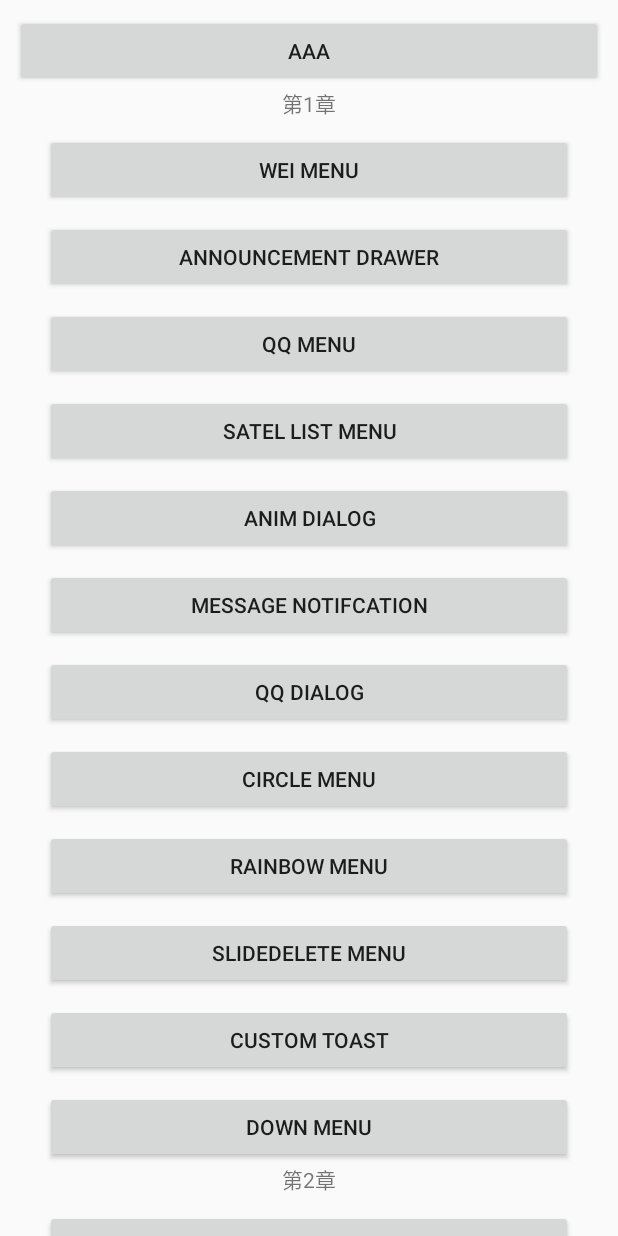
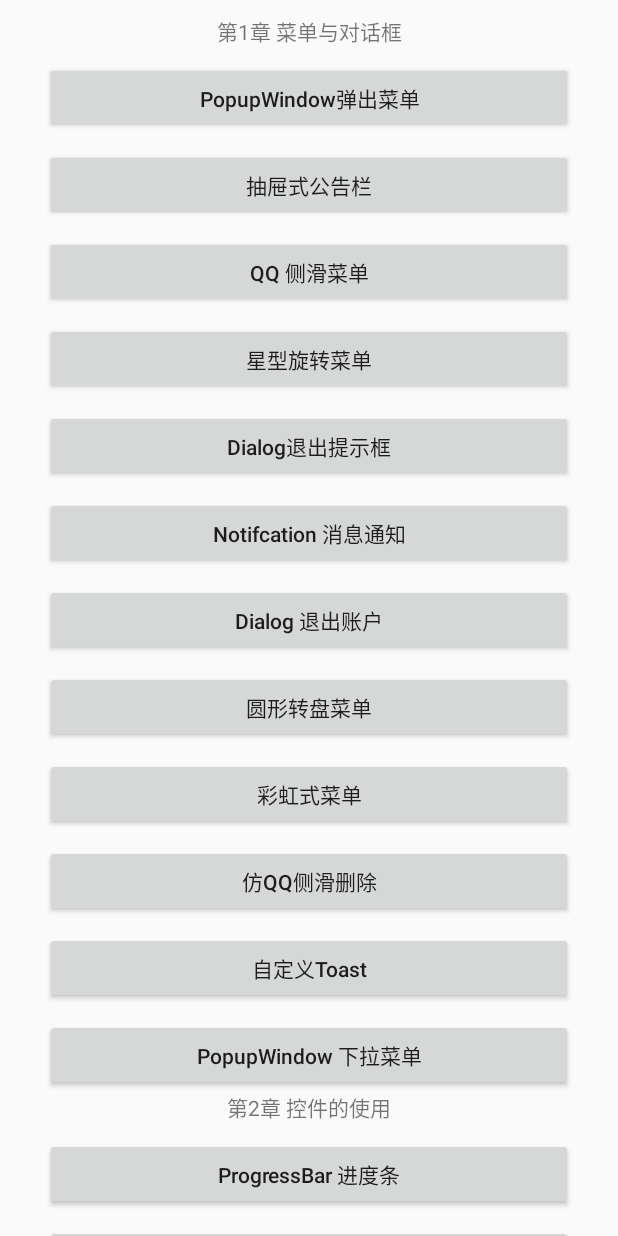
Before and after one commit to redkeyset/Wonderful200, an Android app: the screen it shows after launch (MainActivity), on a phone screen of 412 x 824 dp. Run offline under Robolectric (Android 15) with nearby library versions, the phone set to English and light mode, and no system bars.

Commit message:
修改 Demo名称，并添加部分 gif效果展示图

```diff
--- a/app/src/main/java/com/ecs/androidwonderful200/MainActivity.kt
+++ b/app/src/main/java/com/ecs/androidwonderful200/MainActivity.kt
@@ -54,7 +54,6 @@ class MainActivity : AppCompatActivity(), View.OnClickListener {
 
     override fun onClick(v: View?) {
         when (v) {
-            btnTest -> toast("测试点击效果！")
             // 第1章
             btnWeiMenu -> startActivity(intentFor<WeiMenu01Activity>())
             btnAnnouncementDrawer -> startActivity(intentFor<AnnouncementDrawer02Activity>())
--- a/app/src/main/res/layout/activity_main.xml
+++ b/app/src/main/res/layout/activity_main.xml
@@ -11,12 +11,6 @@
         android:layout_margin="10dp"
         android:orientation="vertical">
 
-        <Button
-            android:id="@+id/btnTest"
-            android:layout_width="match_parent"
-            android:layout_height="wrap_content"
-            android:text="AAA" />
-
         <include layout="@layout/wonderful01" />
 
         <include layout="@layout/wonderful02" />
--- a/app/src/main/res/layout/activity_wei_menu01.xml
+++ b/app/src/main/res/layout/activity_wei_menu01.xml
@@ -3,12 +3,14 @@
     android:id="@+id/activity_main"
     android:layout_width="match_parent"
     android:layout_height="match_parent"
-    android:background="@drawable/bg">
+    android:background="@drawable/bg_weixin">
     <!--微信标题-->
     <TextView
         android:layout_width="wrap_content"
         android:layout_height="wrap_content"
         android:text="@string/text_title"
+        android:layout_centerHorizontal="true"
+        android:layout_marginTop="30dp"
         android:textColor="#FFFFFF"
         android:textSize="25sp" />
     <!--菜单按钮-->
@@ -16,6 +18,8 @@
         android:id="@+id/btn_menu"
         android:layout_width="40dp"
         android:layout_height="40dp"
+        android:layout_marginTop="30dp"
+        android:layout_marginRight="15dp"
         android:layout_alignParentRight="true"
         android:background="@drawable/btn_add"
         android:onClick="OnMenu" />
--- a/app/src/main/res/layout/wonderful01.xml
+++ b/app/src/main/res/layout/wonderful01.xml
@@ -9,64 +9,64 @@
 
     <TextView
         android:layout_width="match_parent"
-        android:text="第1章"
+        android:text="第1章 菜单与对话框"
         android:gravity="center"
         android:layout_height="wrap_content" />
 
     <Button
         android:id="@+id/btnWeiMenu"
         style="@style/style_main_item"
-        android:text="Wei Menu" />
+        android:text="PopupWindow弹出菜单" />
 
     <Button
         android:id="@+id/btnAnnouncementDrawer"
         style="@style/style_main_item"
-        android:text="Announcement Drawer" />
+        android:text="抽屉式公告栏" />
 
     <Button
         android:id="@+id/btnQQMenu"
         style="@style/style_main_item"
-        android:text="QQ Menu" />
+        android:text="QQ 侧滑菜单" />
 
     <Button
         android:id="@+id/btnSatelListMenu"
         style="@style/style_main_item"
-        android:text="Satel List Menu" />
+        android:text="星型旋转菜单" />
 
     <Button
         android:id="@+id/btnAnimDialog"
         style="@style/style_main_item"
-        android:text="Anim Dialog" />
+        android:text="Dialog退出提示框" />
 
     <Button
         android:id="@+id/btnMessageNotifcation"
         style="@style/style_main_item"
-        android:text="Message Notifcation" />
+        android:text="Notifcation 消息通知" />
 
     <Button
         android:id="@+id/btnQQDialog"
         style="@style/style_main_item"
-        android:text="QQ Dialog" />
+        android:text="Dialog 退出账户" />
     <Button
         android:id="@+id/btnCircleMenu"
         style="@style/style_main_item"
-        android:text="Circle Menu" />
+        android:text="圆形转盘菜单" />
     <Button
         android:id="@+id/btnRainbowMenu"
         style="@style/style_main_item"
-        android:text="Rainbow Menu" />
+        android:text="彩虹式菜单" />
 
     <Button
         android:id="@+id/btnSlideDeleteMenu"
         style="@style/style_main_item"
-        android:text="SlideDelete Menu" />
+        android:text="仿QQ侧滑删除" />
     <Button
         android:id="@+id/btnCustomToast"
         style="@style/style_main_item"
-        android:text="Custom Toast" />
+        android:text="自定义Toast" />
     <Button
         android:id="@+id/btnDownMenu"
         style="@style/style_main_item"
-        android:text="Down Menu" />
+        android:text="PopupWindow 下拉菜单" />
 
 </LinearLayout>
--- a/app/src/main/res/layout/wonderful02.xml
+++ b/app/src/main/res/layout/wonderful02.xml
@@ -9,28 +9,28 @@
 
     <TextView
         android:layout_width="match_parent"
-        android:text="第2章"
+        android:text="第2章 控件的使用"
         android:gravity="center"
         android:layout_height="wrap_content" />
 
     <Button
         android:id="@+id/btnProgressBar"
         style="@style/style_main_item"
-        android:text="ProgressBar" />
+        android:text="ProgressBar 进度条" />
 
     <Button
         android:id="@+id/btnZFPlay"
         style="@style/style_main_item"
-        android:text="ZFPlayPassword" />
+        android:text="六位密码输入框" />
     <Button
         android:id="@+id/btnAZSort"
         style="@style/style_main_item"
-        android:text="AZSort" />
+        android:text="带字母检索的城市列表" />
 
     <Button
         android:id="@+id/btnImageFDScrollView"
         style="@style/style_main_item"
-        android:text="ImageFDScrollView" />
+        android:text="下拉顶部图片放大" />
 
     <View
         android:layout_width="1dp"
--- a/app/src/main/res/values/styles.xml
+++ b/app/src/main/res/values/styles.xml
@@ -28,6 +28,7 @@
         <item name="android:layout_marginLeft">20dp</item>
         <item name="android:layout_marginRight">20dp</item>
         <item name="android:layout_marginTop">10dp</item>
+        <item name="android:textAllCaps">false</item>
     </style>
 
     <style name="mystyle" parent="android:Animation">
```
Also changed, not shown: app/src/main/res/drawable-hdpi/bg_weixin.png (added), 3 other files.
